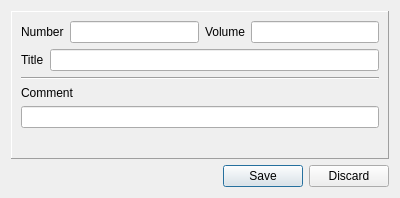
caxapyk/pa-decision, file dialogs/inventorydetailsdialog.ui: the form before one commit.
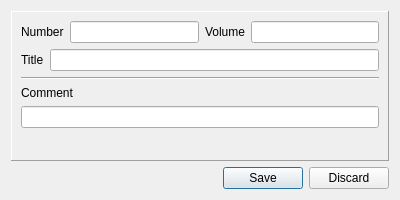
The form after the commit.

Patch:
```diff
--- a/dialogs/inventorydetailsdialog.ui
+++ b/dialogs/inventorydetailsdialog.ui
@@ -7,9 +7,21 @@
     <x>0</x>
     <y>0</y>
     <width>400</width>
-    <height>198</height>
+    <height>200</height>
    </rect>
   </property>
+  <property name="minimumSize">
+   <size>
+    <width>400</width>
+    <height>200</height>
+   </size>
+  </property>
+  <property name="baseSize">
+   <size>
+    <width>400</width>
+    <height>200</height>
+   </size>
+  </property>
   <property name="windowTitle">
    <string>Inventory details</string>
   </property>
```
Left out of the diff: 3 changed lines with no effect on the pictures.
